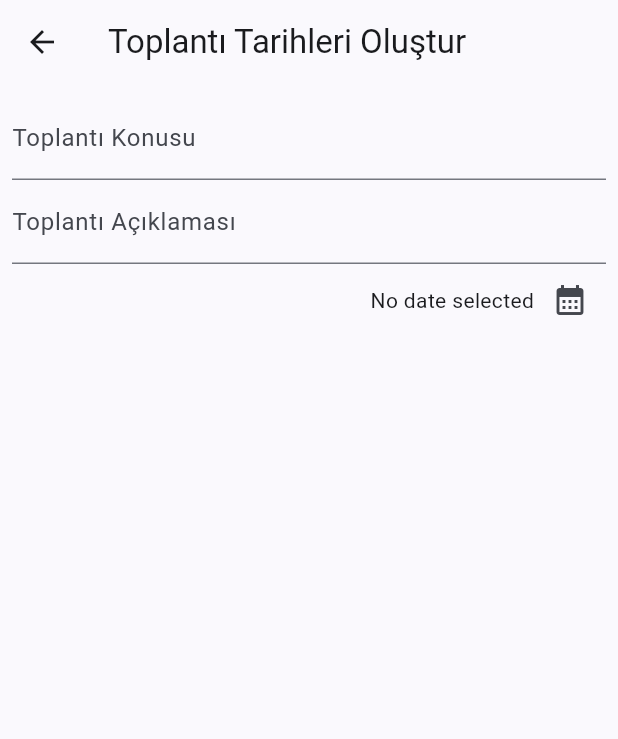
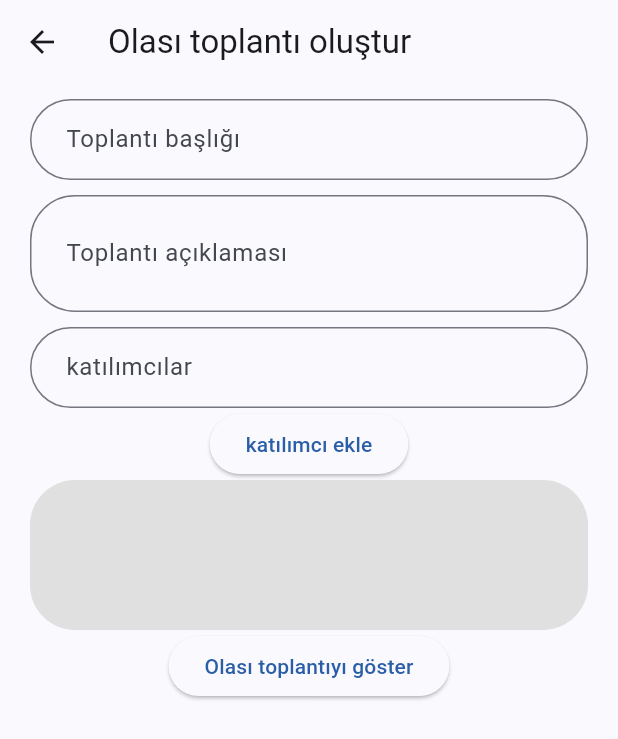
Before and after one commit to Morteza-Rezaei/conflux_meeting_app, a Flutter app: the screen it shows after launch, after a tap on "Olası Toplantı Tarihleri Oluştur", on a phone screen of 412 x 824 dp. Shown: the top 739 px of the screen. Run offline on Flutter 3.47's test engine with Material 2 defaults, Android fonts, the light colour scheme and no system bars; our stand-ins replace google_fonts.

Commit message:
working on katılımcılar ekle btn

```diff
--- a/lib/main.dart
+++ b/lib/main.dart
@@ -14,7 +14,6 @@ class MyApp extends StatelessWidget {
   Widget build(BuildContext context) {
     return MaterialApp(
       theme: ThemeData(useMaterial3: true, colorScheme: lightColorScheme),
-      darkTheme: ThemeData(useMaterial3: false, colorScheme: darkColorScheme),
       home: const Home(),
     );
   }
--- a/lib/screens/suggest_date.dart
+++ b/lib/screens/suggest_date.dart
@@ -11,64 +11,132 @@ class SuggestDateScreen extends StatefulWidget {
 final formatter = DateFormat.yMd();
 
 class _SuggestDateScreenState extends State<SuggestDateScreen> {
-  DateTime? _selectedDate;
-  void _presentDatePicker() async {
-    final now = DateTime.now();
-    final firstDate = DateTime(now.year - 1, now.month, now.day);
-    final pickedDate = await showDatePicker(
-      context: context,
-      initialDate: now,
-      firstDate: firstDate,
-      lastDate: now,
-    );
-    setState(() {
-      _selectedDate = pickedDate;
-    });
-  }
+  final _formKey = GlobalKey<FormState>();
+
+  final List<String> participants = [];
+  final TextEditingController _dateController = TextEditingController();
+
+  var _mTitle = '';
+  var _mDescription = '';
 
   @override
   Widget build(BuildContext context) {
     return Scaffold(
       appBar: AppBar(
-        title: const Text('Toplantı Tarihleri Oluştur'),
+        title: const Text('Olası toplantı oluştur'),
       ),
       body: Padding(
-        padding: const EdgeInsets.all(8.0),
-        child: Column(
-          children: [
-            // toplantı konusu
-            const TextField(
-              decoration: InputDecoration(
-                labelText: 'Toplantı Konusu',
-              ),
-            ),
+        padding: const EdgeInsets.symmetric(horizontal: 20, vertical: 10),
+        child: Form(
+          key: _formKey,
+          child: SingleChildScrollView(
+            child: Column(
+              children: [
+                // meeting title
+                TextFormField(
+                  decoration: const InputDecoration(
+                    contentPadding:
+                        EdgeInsets.symmetric(horizontal: 20, vertical: 15),
+                    labelText: 'Toplantı başlığı',
+                    border: OutlineInputBorder(
+                      borderRadius: BorderRadius.all(Radius.circular(30)),
+                    ),
+                  ),
+                  validator: (value) {
+                    if (value == null || value.isEmpty) {
+                      return 'Lütfen toplantı başlığını giriniz';
+                    }
+                    return null;
+                  },
+                  onSaved: (newValue) {
+                    _mTitle = newValue!;
+                  },
+                ),
 
-            // toplantı açıklaması
-            TextField(
-              decoration: InputDecoration(
-                labelText: 'Toplantı Açıklaması',
-              ),
-            ),
+                const SizedBox(height: 10),
 
-            // toplantı için olası tarihler
-            Row(
-              mainAxisAlignment: MainAxisAlignment.end,
-              crossAxisAlignment: CrossAxisAlignment.center,
-              children: [
-                Text(
-                  _selectedDate == null
-                      ? 'No date selected'
-                      : formatter.format(_selectedDate!),
+                // meeting description
+                TextFormField(
+                  maxLines: 2,
+                  decoration: const InputDecoration(
+                    contentPadding:
+                        EdgeInsets.symmetric(horizontal: 20, vertical: 15),
+                    labelText: 'Toplantı açıklaması',
+                    border: OutlineInputBorder(
+                      borderRadius: BorderRadius.all(Radius.circular(30)),
+                    ),
+                  ),
+                  validator: (value) {
+                    if (value == null || value.isEmpty) {
+                      return 'Lütfen toplantı açıklamasını giriniz';
+                    }
+                    return null;
+                  },
+                  onSaved: (newValue) {
+                    _mDescription = newValue!;
+                  },
                 ),
-                IconButton(
-                  onPressed: _presentDatePicker,
-                  icon: const Icon(Icons.calendar_month),
+
+                const SizedBox(height: 10),
+
+                // to add participants to the meeting
+                TextField(
+                  controller: _dateController,
+                  decoration: const InputDecoration(
+                    contentPadding:
+                        EdgeInsets.symmetric(horizontal: 20, vertical: 15),
+                    labelText: 'katılımcılar',
+                    border: OutlineInputBorder(
+                      borderRadius: BorderRadius.all(Radius.circular(30)),
+                    ),
+                  ),
+                ),
+
+                ElevatedButton(
+                  onPressed: () {
+                    setState(() {
+                      participants.add(_dateController.text);
+                      _dateController.clear();
+                    });
+                  },
+                  child: const Text('katılımcı ekle'),
+                ),
+
+                Container(
+                    decoration: BoxDecoration(
+                      borderRadius: BorderRadius.circular(30),
+                      color: Colors.grey[300],
+                    ),
+                    height: 100,
+                    child: ListView.builder(
+                      itemCount: participants.length,
+                      itemBuilder: (context, index) {
+                        return ListTile(
+                          tileColor: Colors.blue[300],
+                          dense: true,
+                          leading: const Icon(Icons.person),
+                          contentPadding:
+                              const EdgeInsets.symmetric(horizontal: 30),
+                          title: Text(participants[index]),
+                        );
+                      },
+                    )),
+
+                // submit button
+                ElevatedButton(
+                  onPressed: () {
+                    final isValid = _formKey.currentState!.validate();
+                    if (!isValid) {
+                      return;
+                    }
+                    _formKey.currentState!.save();
+                    debugPrint('$_mTitle, $_mDescription');
+                  },
+                  child: const Text('Olası toplantıyı göster'),
                 ),
               ],
             ),
-
-            // gönder butonu
-          ],
+          ),
         ),
       ),
     );
```
